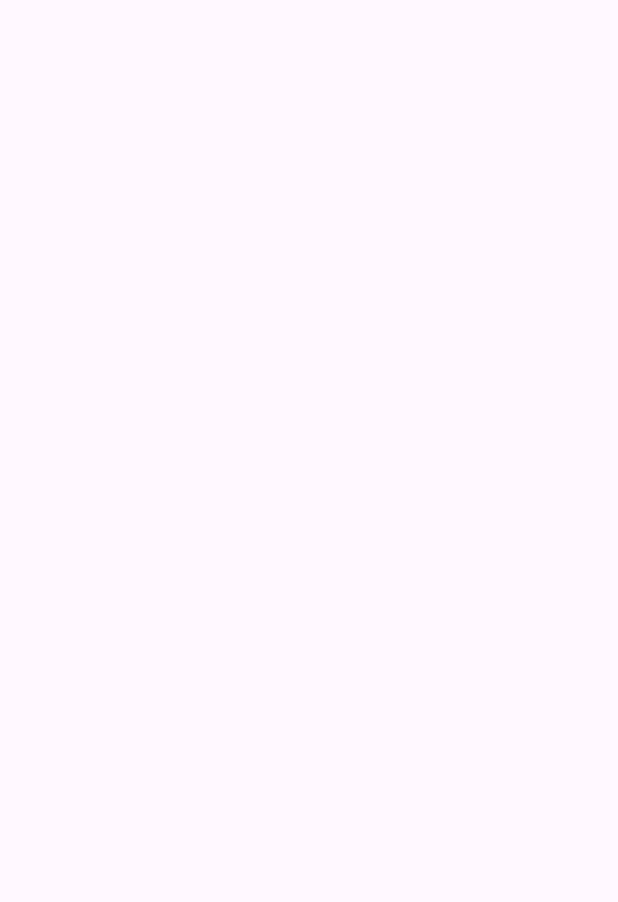
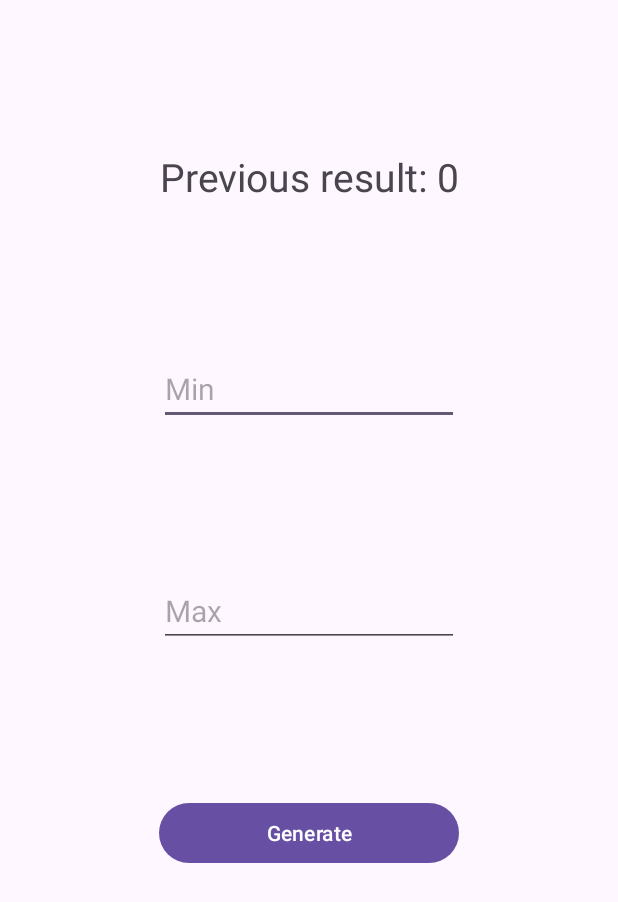
Before and after one commit to UTMarckus/RssRandomizer, an Android app: the screen it shows after launch (MainActivity), on a phone screen of 412 x 824 dp. Before the commit the part shown is empty. Shown: the top 902 px of the screen. Run offline under Robolectric (Android 15) with nearby library versions, the phone set to English and light mode, and no system bars.

Commit message:
feat: add first fragment base

```diff
--- /dev/null
+++ b/app/src/main/java/com/utmarckus/rssrandomizer/FirstFragment.kt
@@ -0,0 +1,49 @@
+package com.utmarckus.rssrandomizer
+
+import android.os.Bundle
+import android.view.LayoutInflater
+import android.view.View
+import android.view.ViewGroup
+import androidx.fragment.app.Fragment
+import com.utmarckus.rssrandomizer.databinding.FragmentFirstBinding
+
+class FirstFragment : Fragment() {
+    private var _binding: FragmentFirstBinding? = null
+    private val binding get() = _binding!!
+
+    override fun onCreateView(
+        inflater: LayoutInflater,
+        container: ViewGroup?,
+        savedInstanceState: Bundle?
+    ): View? {
+        _binding = FragmentFirstBinding.inflate(inflater, container, false)
+        return binding.root
+    }
+
+    override fun onViewCreated(view: View, savedInstanceState: Bundle?) {
+        super.onViewCreated(view, savedInstanceState)
+
+        val result = arguments?.getInt(PREVIOUS_RESULT_KEY)
+        binding.prevResult.text = "Previous result: ${result.toString()}"
+
+        binding.generate.setOnClickListener {
+            // TODO send min and max to Second Fragment
+        }
+    }
+
+    override fun onDestroyView() {
+        _binding = null
+        super.onDestroyView()
+    }
+
+    companion object {
+        private const val PREVIOUS_RESULT_KEY = "PREVIOUS_RESULT"
+
+        fun newInstance(prevRes: Int): FirstFragment {
+            val args = Bundle().apply {
+                putInt(PREVIOUS_RESULT_KEY, prevRes)
+            }
+            return FirstFragment().apply { arguments = args }
+        }
+    }
+}
--- a/app/src/main/java/com/utmarckus/rssrandomizer/MainActivity.kt
+++ b/app/src/main/java/com/utmarckus/rssrandomizer/MainActivity.kt
@@ -12,5 +12,13 @@ class MainActivity : AppCompatActivity() {
         super.onCreate(savedInstanceState)
         binding = ActivityMainBinding.inflate(layoutInflater)
         setContentView(binding.root)
+        openFirstFragment(0)
+    }
+
+    private fun openFirstFragment(prevNum: Int) {
+        val firstFragment = FirstFragment.newInstance(prevNum)
+        val transaction = supportFragmentManager.beginTransaction()
+        transaction.replace(R.id.container, firstFragment)
+        transaction.commit()
     }
 }
--- /dev/null
+++ b/app/src/main/res/layout/fragment_first.xml
@@ -0,0 +1,56 @@
+<?xml version="1.0" encoding="utf-8"?>
+<androidx.constraintlayout.widget.ConstraintLayout
+    xmlns:android="http://schemas.android.com/apk/res/android"
+    xmlns:app="http://schemas.android.com/apk/res-auto"
+    xmlns:tools="http://schemas.android.com/tools"
+    android:layout_width="match_parent"
+    android:layout_height="match_parent"
+    tools:context=".FirstFragment">
+
+    <TextView
+        android:id="@+id/prev_result"
+        android:layout_width="0dp"
+        android:layout_height="wrap_content"
+        android:layout_marginTop="100dp"
+        android:textSize="26sp"
+        android:textAlignment="center"
+        app:layout_constraintTop_toTopOf="parent"
+        app:layout_constraintStart_toStartOf="parent"
+        app:layout_constraintEnd_toEndOf="parent"
+        tools:text="Previous result: 4" />
+
+    <EditText
+        android:id="@+id/min_value"
+        android:layout_width="200dp"
+        android:layout_height="wrap_content"
+        android:layout_marginTop="100dp"
+        android:hint="@string/min_value_txt"
+        android:inputType="number"
+        android:textSize="20sp"
+        app:layout_constraintTop_toBottomOf="@+id/prev_result"
+        app:layout_constraintStart_toStartOf="parent"
+        app:layout_constraintEnd_toEndOf="parent"/>
+
+    <EditText
+        android:id="@+id/max_value"
+        android:layout_width="200dp"
+        android:layout_height="wrap_content"
+        android:layout_marginTop="100dp"
+        android:hint="@string/max_value_txt"
+        android:inputType="number"
+        android:textSize="20sp"
+        app:layout_constraintTop_toBottomOf="@+id/min_value"
+        app:layout_constraintStart_toStartOf="parent"
+        app:layout_constraintEnd_toEndOf="parent"/>
+
+    <Button
+        android:id="@+id/generate"
+        android:layout_width="200dp"
+        android:layout_height="wrap_content"
+        android:layout_marginTop="100dp"
+        android:text="@string/generate_txt"
+        app:layout_constraintTop_toBottomOf="@+id/max_value"
+        app:layout_constraintStart_toStartOf="parent"
+        app:layout_constraintEnd_toEndOf="parent"/>
+
+</androidx.constraintlayout.widget.ConstraintLayout>
--- a/app/src/main/res/values/strings.xml
+++ b/app/src/main/res/values/strings.xml
@@ -1,3 +1,8 @@
 <resources>
     <string name="app_name">RssRandomizer</string>
+    <!-- TODO: Remove or change this placeholder text -->
+    <string name="hello_blank_fragment">Hello blank fragment</string>
+    <string name="min_value_txt">Min</string>
+    <string name="max_value_txt">Max</string>
+    <string name="generate_txt">Generate</string>
 </resources>
```
